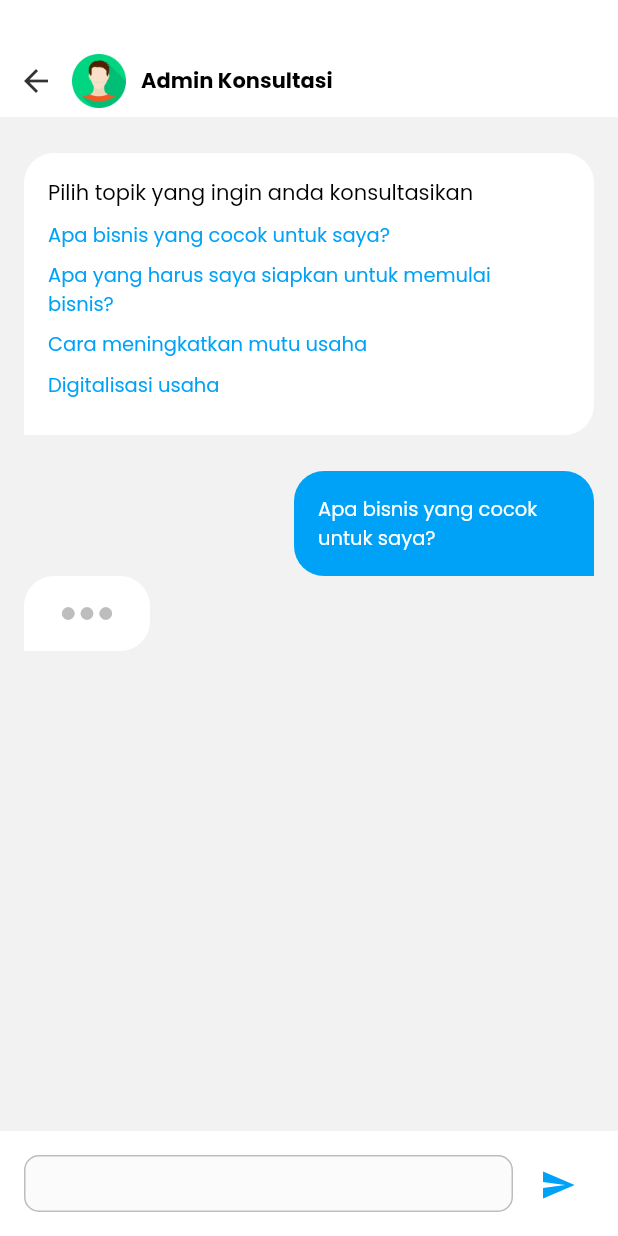
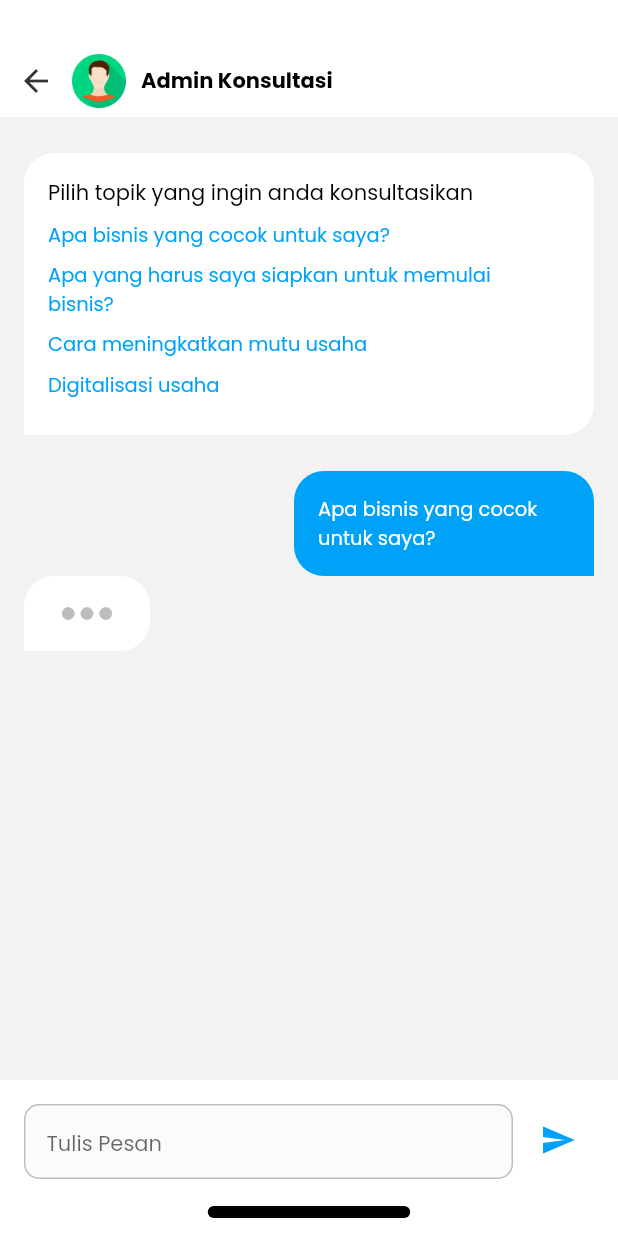
Before and after one commit to Soejii/BukaUsaha, a Flutter app: the screen it shows after launch, on a phone screen of 412 x 824 dp. Run offline on Flutter 3.47's test engine with Material 2 defaults, Android fonts, the light colour scheme and no system bars.

Commit message:
konsultasi screen done

```diff
--- a/lib/main.dart
+++ b/lib/main.dart
@@ -17,9 +17,9 @@ class MyApp extends StatelessWidget {
   // This widget is the root of your application.
   @override
   Widget build(BuildContext context) {
-    return MaterialApp(
+    return const MaterialApp(
       debugShowCheckedModeBanner: false,
-      home: const KonsultasiScreen(),
+      home: KonsultasiScreen(),
     );
   }
 }
--- a/lib/screens/konsultasi.dart
+++ b/lib/screens/konsultasi.dart
@@ -18,11 +18,18 @@ class _KonsultasiScreenState extends State<KonsultasiScreen> {
       backgroundColor: Color.fromRGBO(242, 242, 242, 1),
       bottomNavigationBar: Container(
         width: double.infinity,
-        height: 70,
+        height: 104,
         color: Colors.white,
         child: Padding(
-          padding: const EdgeInsets.all(16),
-          child: Row(
+          padding: const EdgeInsets.only(
+            left: 16,
+            top: 16,
+            right: 16,
+            bottom: 12,
+          ),
+          child: Column(
+            children: [
+              Row(
                 crossAxisAlignment: CrossAxisAlignment.start,
                 children: [
                   Expanded(
@@ -42,6 +49,25 @@ class _KonsultasiScreenState extends State<KonsultasiScreen> {
                         border: Border.all(
                             color: Color.fromRGBO(189, 189, 189, 1), width: 1),
                       ),
+                      child: Padding(
+                        padding: EdgeInsets.only(
+                          left: 14,
+                        ),
+                        child: Center(
+                          child: TextFormField(
+                            textAlignVertical: TextAlignVertical.center,
+                            decoration: InputDecoration(
+                                hintText: 'Tulis Pesan',
+                                border: InputBorder.none),
+                            style: TextStyle(
+                              fontFamily: 'Poppins',
+                              fontSize: 14,
+                              fontWeight: FontWeight.w500,
+                              color: Color.fromRGBO(79, 79, 79, 1),
+                            ),
+                          ),
+                        ),
+                      ),
                     ),
                   ),
                   SizedBox(
@@ -53,6 +79,20 @@ class _KonsultasiScreenState extends State<KonsultasiScreen> {
                         Icons.send,
                         color: biru,
                       ))
+                ],
+              ),
+              SizedBox(
+                height: 18,
+              ),
+              Center(
+                child: Container(
+                  width: 135,
+                  height: 8,
+                  decoration: BoxDecoration(
+                      color: Colors.black,
+                      borderRadius: BorderRadius.circular(10)),
+                ),
+              )
             ],
           ),
         ),
@@ -240,7 +280,8 @@ class _KonsultasiScreenState extends State<KonsultasiScreen> {
                       topLeft: Radius.circular(20),
                       topRight: Radius.circular(20),
                       bottomRight: Radius.circular(20),
-                      )),
+                    ),
+                  ),
                   child: Center(
                     child: Icon(
                       Icons.more_horiz,
```
Lines whose indentation alone changed are shown as unchanged.
